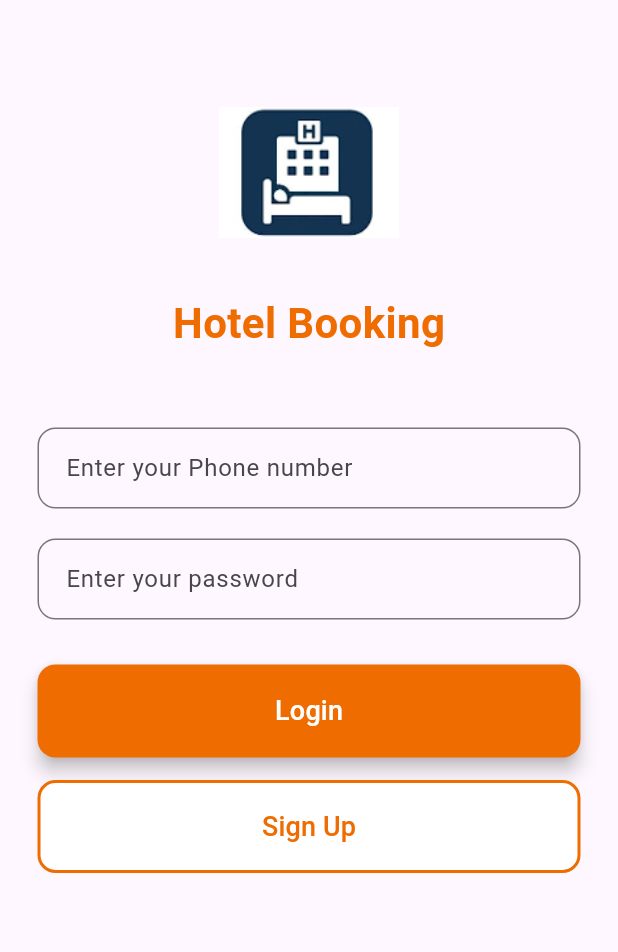
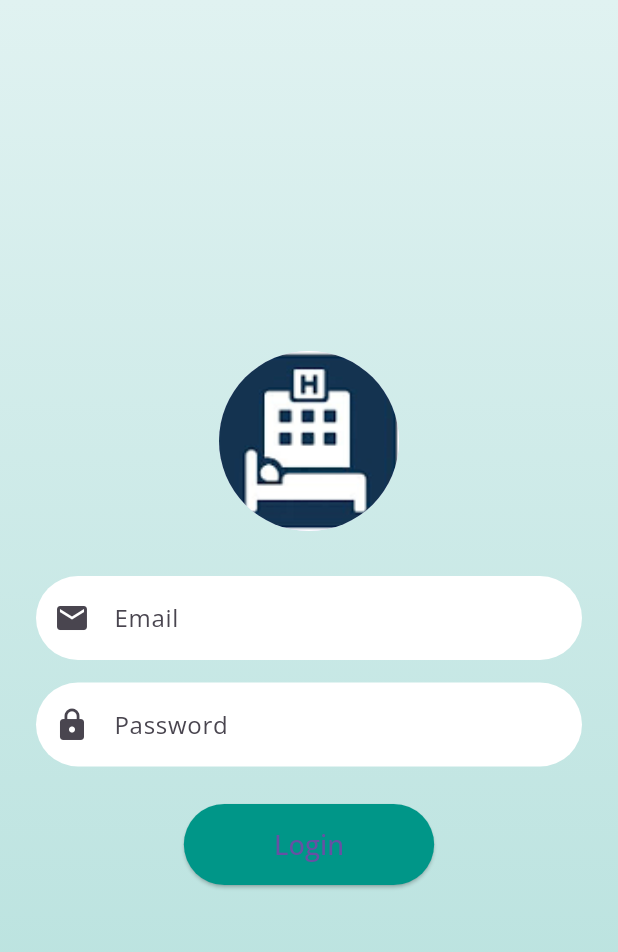
Before and after one commit to aadhar101/hotel_booking, a Flutter app: the LoginScreen screen opened directly, on a phone screen of 412 x 824 dp. Shown: the top 952 px of the screen. Run offline on Flutter 3.47's test engine with Material 3 defaults, Android fonts, the phone set to English and light mode, and no system bars.

```diff
--- a/lib/screens/login_screen.dart
+++ b/lib/screens/login_screen.dart
@@ -1,111 +1,91 @@
 import 'package:flutter/material.dart';
 import 'home_screen.dart';
-import 'register_screen.dart';
 
 class LoginScreen extends StatelessWidget {
+  const LoginScreen({super.key});
+
   @override
   Widget build(BuildContext context) {
     return Scaffold(
-      body: SafeArea(
-        child: SingleChildScrollView(
-          padding: EdgeInsets.all(25),
+      body: Container(
+        width: double.infinity,
+        decoration: const BoxDecoration(
+          gradient: LinearGradient(
+            colors: [Color(0xFFE0F2F1), Color(0xFFB2DFDB)],
+            begin: Alignment.topCenter,
+            end: Alignment.bottomCenter,
+          ),
+        ),
+        child: Padding(
+          padding: const EdgeInsets.all(24),
           child: Column(
-            crossAxisAlignment: CrossAxisAlignment.stretch,
+            mainAxisAlignment: MainAxisAlignment.center,
             children: [
-              SizedBox(height: 30),
-              // Logo on top
-              Center(
-                child: Image.asset(
-                  'assets/logo.png',
-                  width: 120,
-                  height: 120,
-                ),
+              /// Logo Image
+              CircleAvatar(
+                radius: 60,
+                backgroundImage: const AssetImage("assets/images/logo.png"),
               ),
-              SizedBox(height: 20),
-              Center(
-                child: Text(
-                  "Hotel Booking",
-                  style: TextStyle(
-                    fontSize: 28,
-                    fontWeight: FontWeight.bold,
-                    color: Colors.orange[800],
+
+              const SizedBox(height: 30),
+
+              /// Email
+              TextField(
+                decoration: InputDecoration(
+                  hintText: "Email",
+                  prefixIcon: const Icon(Icons.email),
+                  filled: true,
+                  fillColor: Colors.white,
+                  border: OutlineInputBorder(
+                    borderRadius: BorderRadius.circular(30),
+                    borderSide: BorderSide.none,
                   ),
                 ),
               ),
-              SizedBox(height: 50),
 
-              // Phone Number Field
-              TextField(
-                keyboardType: TextInputType.phone,
-                decoration: InputDecoration(
-                  hintText: 'Enter your Phone number',
-                  border: OutlineInputBorder(
-                      borderRadius: BorderRadius.circular(12)),
-                  contentPadding: EdgeInsets.symmetric(
-                      horizontal: 15, vertical: 15),
-                ),
-              ),
-              SizedBox(height: 20),
+              const SizedBox(height: 15),
 
-              // Password Field
+              /// Password
               TextField(
                 obscureText: true,
                 decoration: InputDecoration(
-                  hintText: 'Enter your password',
+                  hintText: "Password",
+                  prefixIcon: const Icon(Icons.lock),
+                  filled: true,
+                  fillColor: Colors.white,
                   border: OutlineInputBorder(
-                      borderRadius: BorderRadius.circular(12)),
-                  contentPadding: EdgeInsets.symmetric(
-                      horizontal: 15, vertical: 15),
+                    borderRadius: BorderRadius.circular(30),
+                    borderSide: BorderSide.none,
+                  ),
                 ),
               ),
-              SizedBox(height: 30),
 
-              // Attractive Login Button
+              const SizedBox(height: 25),
+
+              /// LOGIN BUTTON
               ElevatedButton(
+                style: ElevatedButton.styleFrom(
+                  backgroundColor: Colors.teal,
+                  padding: const EdgeInsets.symmetric(
+                      horizontal: 60, vertical: 14),
+                  shape: RoundedRectangleBorder(
+                    borderRadius: BorderRadius.circular(30),
+                  ),
+                ),
                 onPressed: () {
+                  /// 🔥 REDIRECT TO DASHBOARD
                   Navigator.pushReplacement(
                     context,
-                    MaterialPageRoute(builder: (_) => HomeScreen()),
+                    MaterialPageRoute(
+                      builder: (context) => const HomeScreen(),
+                    ),
                   );
                 },
-                style: ElevatedButton.styleFrom(
-                  backgroundColor: Colors.orange[800],
-                  padding: EdgeInsets.symmetric(vertical: 18),
-                  shape: RoundedRectangleBorder(
-                    borderRadius: BorderRadius.circular(12),
-                  ),
-                  elevation: 5,
-                ),
-                child: Text(
-                  'Login',
-                  style: TextStyle(fontSize: 18, color: Colors.white),
+                child: const Text(
+                  "Login",
+                  style: TextStyle(fontSize: 18),
                 ),
               ),
-              SizedBox(height: 15),
-
-              // Attractive Sign Up Button
-              ElevatedButton(
-                onPressed: () {
-                  Navigator.push(
-                    context,
-                    MaterialPageRoute(builder: (_) => RegisterScreen()),
-                  );
-                },
-                style: ElevatedButton.styleFrom(
-                  backgroundColor: Colors.white,
-                  side: BorderSide(color: Colors.orange[800]!, width: 2),
-                  padding: EdgeInsets.symmetric(vertical: 18),
-                  shape: RoundedRectangleBorder(
-                    borderRadius: BorderRadius.circular(12),
-                  ),
-                  elevation: 0,
-                ),
-                child: Text(
-                  'Sign Up',
-                  style: TextStyle(fontSize: 18, color: Colors.orange[800]),
-                ),
-              ),
-              SizedBox(height: 30),
             ],
           ),
         ),
```
Also changed, not shown: lib/main.dart (+10 -5 lines), lib/screens/home_screen.dart (+148 -3 lines), lib/screens/hotel_screen.dart (added, +18 -0 lines), lib/screens/rooms_screen.dart (added, +19 -0 lines), lib/theme/theme_data.dart (added, +104 -0 lines), lib/widgets/dashboard_card.dart (added, +49 -0 lines), pubspec.yaml (+9 -1 lines), assets/images/logo.png (renamed from assets/logo.png), assets/images/pic1.png (added), assets/images/pic2.png (added), assets/images/pic3.png (added), lib/theme/fonts/OpenSans-Bold.ttf (added), lib/theme/fonts/OpenSans-Italic.ttf (added), lib/theme/fonts/OpenSans-Regular.ttf (added).
